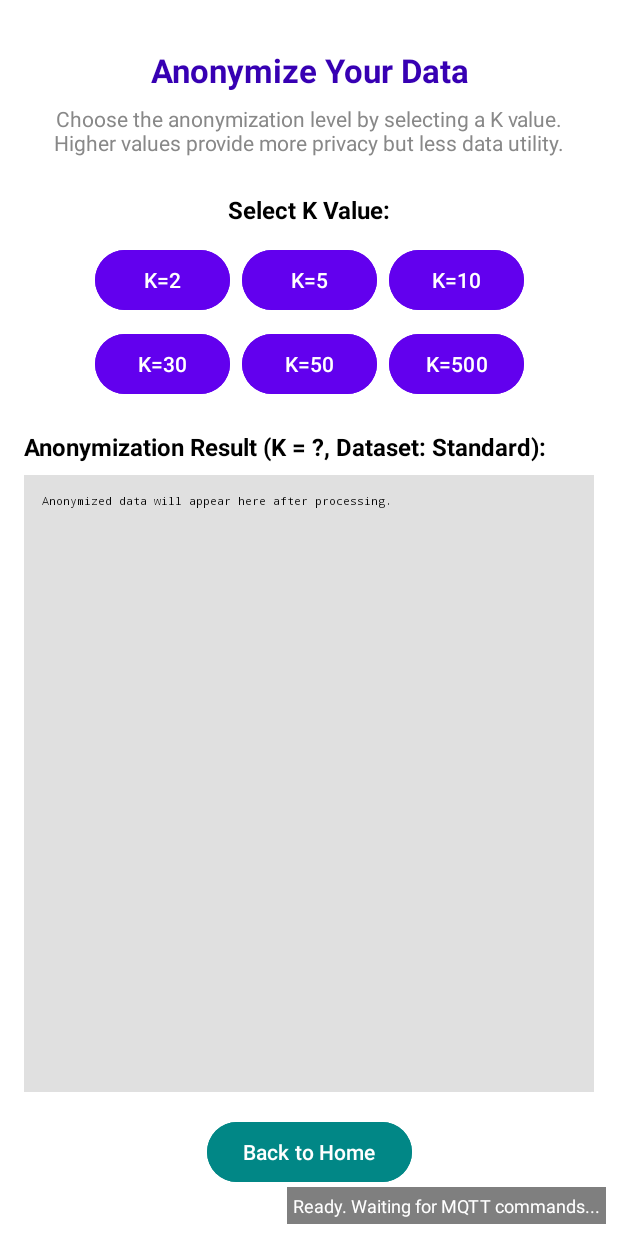
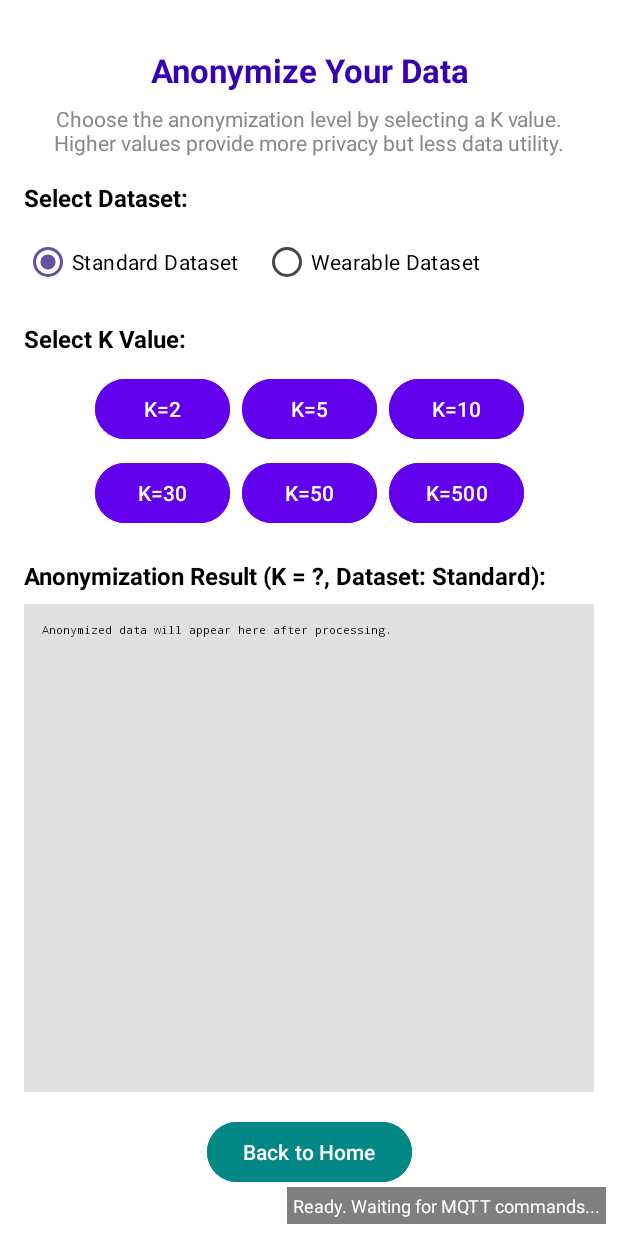
Before and after one commit to HayateSato/AnonymizationApp_Mondrian, an Android app: the AnonymizationFragment screen opened through its navigation route, on a phone screen of 412 x 824 dp. Run offline under Robolectric (Android 15) with nearby library versions, the phone set to English and light mode, and no system bars; libraries missing offline, so code that uses them is left out: com.chaquo.python, org.eclipse.paho; 14 statements that could not run were skipped.

Commit message:
frontend: dataset selectable from anoynmization page

```diff
--- a/app/src/main/java/com/example/pythoncalculation/fragments/AnonymizationFragment.java
+++ b/app/src/main/java/com/example/pythoncalculation/fragments/AnonymizationFragment.java
@@ -8,6 +8,7 @@ import android.util.Log;
 import android.view.LayoutInflater;
 import android.view.View;
 import android.view.ViewGroup;
+import android.widget.RadioButton;
 import android.widget.TextView;
 import android.widget.Toast;
 
@@ -38,7 +39,9 @@ public class AnonymizationFragment extends Fragment {
     private Python py;
     private PyObject mondrianModule;
     private boolean useWearableDataset = false;
-    static private String selectedDatasetFile = "dataset.csv";
+    private String selectedDatasetFile = "dataset.csv";
+    private RadioButton standardDatasetRadio;
+    private RadioButton wearableDatasetRadio;
     private SharedPreferences sharedPreferences;
 
     private TextView resultLabel;
@@ -62,6 +65,17 @@ public class AnonymizationFragment extends Fragment {
         sharedPreferences = requireActivity().getSharedPreferences(PREF_NAME, Context.MODE_PRIVATE);
         useWearableDataset = sharedPreferences.getBoolean(PREF_USE_WEARABLE, false);
         selectedDatasetFile = useWearableDataset ? "wearable_input_raw.csv" : "dataset.csv";
+
+        // Initialize radio buttons
+        standardDatasetRadio = binding.standardDatasetRadio;
+        wearableDatasetRadio = binding.wearableDatasetRadio;
+
+        // Set initial radio button state based on preferences
+        standardDatasetRadio.setChecked(!useWearableDataset);
+        wearableDatasetRadio.setChecked(useWearableDataset);
+
+        // Setup radio button listeners
+        setupRadioButtonListeners();
 
         // Set up navigation back to home
         NavController navController = Navigation.findNavController(view);
@@ -98,6 +112,10 @@ public class AnonymizationFragment extends Fragment {
                     useWearableDataset = newUseWearable;
                     selectedDatasetFile = newSelectedFile != null ? newSelectedFile : "dataset.csv";
 
+                    // Update radio buttons to match
+                    standardDatasetRadio.setChecked(!useWearableDataset);
+                    wearableDatasetRadio.setChecked(useWearableDataset);
+
                     updateResultLabel();
 
                     Toast.makeText(
@@ -110,6 +128,48 @@ public class AnonymizationFragment extends Fragment {
 
         // Log that the fragment is ready
         Log.d(TAG, "AnonymizationFragment is now ready");
+    }
+
+    private void setupRadioButtonListeners() {
+        standardDatasetRadio.setOnClickListener(v -> {
+            if (standardDatasetRadio.isChecked()) {
+                useWearableDataset = false;
+                selectedDatasetFile = "dataset.csv";
+
+                // Save preference
+                SharedPreferences.Editor editor = sharedPreferences.edit();
+                editor.putBoolean(PREF_USE_WEARABLE, false);
+                editor.apply();
+
+                updateResultLabel();
+
+                Toast.makeText(
+                    getContext(),
+                    "Using standard dataset for anonymization",
+                    Toast.LENGTH_SHORT
+                ).show();
+            }
+        });
+
+        wearableDatasetRadio.setOnClickListener(v -> {
+            if (wearableDatasetRadio.isChecked()) {
+                useWearableDataset = true;
+                selectedDatasetFile = "wearable_input_raw.csv";
+
+                // Save preference
+                SharedPreferences.Editor editor = sharedPreferences.edit();
+                editor.putBoolean(PREF_USE_WEARABLE, true);
+                editor.apply();
+
+                updateResultLabel();
+
+                Toast.makeText(
+                    getContext(),
+                    "Using wearable dataset for anonymization",
+                    Toast.LENGTH_SHORT
+                ).show();
+            }
+        });
     }
 
     private void updateResultLabel() {
@@ -149,6 +209,8 @@ public class AnonymizationFragment extends Fragment {
         binding.anonymizeButtonK50.setEnabled(enabled);
         binding.anonymizeButtonK500.setEnabled(enabled);
         binding.backButton.setEnabled(enabled);
+        standardDatasetRadio.setEnabled(enabled);
+        wearableDatasetRadio.setEnabled(enabled);
     }
 
     @Override
--- a/app/src/main/res/layout/fragment_anonymization.xml
+++ b/app/src/main/res/layout/fragment_anonymization.xml
@@ -35,17 +35,55 @@
         app:layout_constraintTop_toBottomOf="@+id/anonymizationTitle" />
 
     <TextView
+        android:id="@+id/datasetSelectionLabel"
+        android:layout_width="wrap_content"
+        android:layout_height="wrap_content"
+        android:layout_marginTop="16dp"
+        android:text="Select Dataset:"
+        android:textColor="@color/black"
+        android:textSize="16sp"
+        android:textStyle="bold"
+        app:layout_constraintStart_toStartOf="parent"
+        app:layout_constraintTop_toBottomOf="@+id/anonymizationExplanation" />
+
+    <RadioGroup
+        android:id="@+id/datasetRadioGroup"
+        android:layout_width="0dp"
+        android:layout_height="wrap_content"
+        android:layout_marginTop="8dp"
+        android:orientation="horizontal"
+        app:layout_constraintEnd_toEndOf="parent"
+        app:layout_constraintStart_toStartOf="parent"
+        app:layout_constraintTop_toBottomOf="@+id/datasetSelectionLabel">
+
+        <RadioButton
+            android:id="@+id/standardDatasetRadio"
+            android:layout_width="wrap_content"
+            android:layout_height="wrap_content"
+            android:layout_marginEnd="16dp"
+            android:checked="true"
+            android:text="Standard Dataset"
+            android:textColor="@color/black" />
+
+        <RadioButton
+            android:id="@+id/wearableDatasetRadio"
+            android:layout_width="wrap_content"
+            android:layout_height="wrap_content"
+            android:text="Wearable Dataset"
+            android:textColor="@color/black" />
+    </RadioGroup>
+
+    <TextView
         android:id="@+id/kValueLabel"
         android:layout_width="wrap_content"
         android:layout_height="wrap_content"
-        android:layout_marginTop="24dp"
+        android:layout_marginTop="16dp"
         android:text="Select K Value:"
         android:textColor="@color/black"
         android:textSize="16sp"
         android:textStyle="bold"
-        app:layout_constraintEnd_toEndOf="parent"
         app:layout_constraintStart_toStartOf="parent"
-        app:layout_constraintTop_toBottomOf="@+id/anonymizationExplanation" />
+        app:layout_constraintTop_toBottomOf="@+id/datasetRadioGroup" />
 
     <GridLayout
         android:id="@+id/buttonGridLayout"
```
Also changed, not shown: 1 other file.
